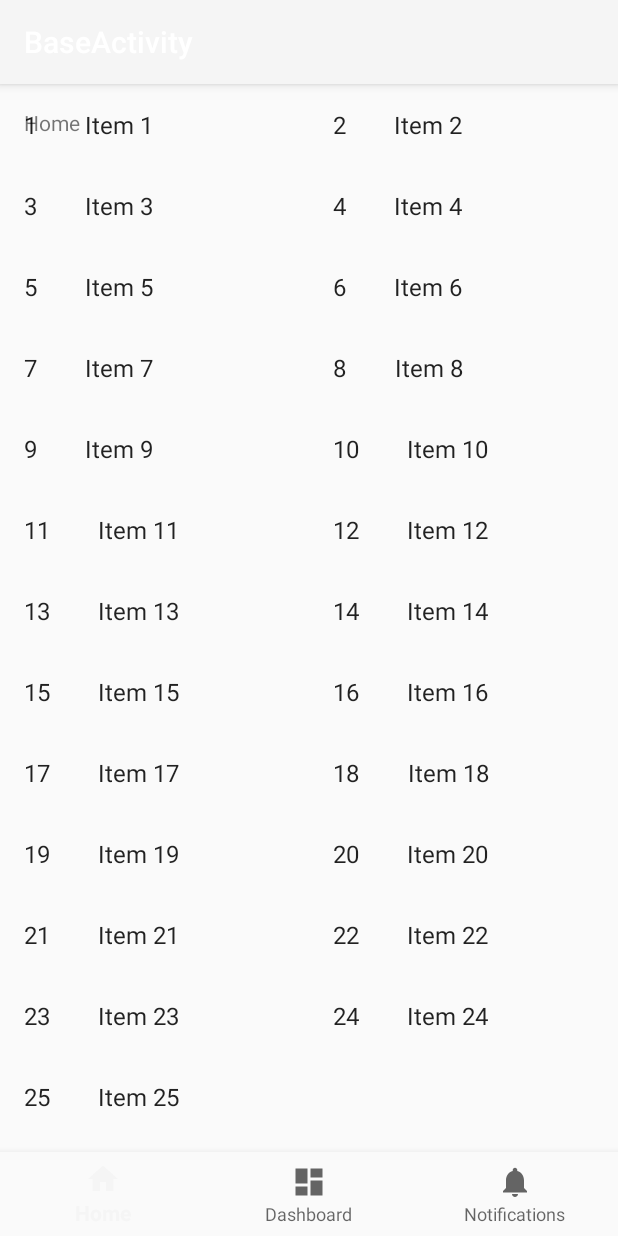
After one commit to maniksundar/ghla, an Android app: the BaseActivity screen opened directly, with no data from a screen before it, on a phone screen of 412 x 824 dp. The commit adds this screen. Run offline under Robolectric (Android 15) with nearby library versions, the phone set to English and light mode, and no system bars.

Commit message:
Add bottom navigation activity - base activity and pair it with recycler view

```diff
--- a/app/build.gradle
+++ b/app/build.gradle
@@ -26,6 +26,7 @@ dependencies {
     implementation 'com.android.support.constraint:constraint-layout:1.1.0'
     implementation 'com.android.support:support-v4:27.1.1'
     implementation 'com.android.support:recyclerview-v7:27.1.1'
+    implementation 'com.android.support:support-vector-drawable:27.1.1'
     testImplementation 'junit:junit:4.12'
     androidTestImplementation 'com.android.support.test:runner:1.0.2'
     androidTestImplementation 'com.android.support.test.espresso:espresso-core:3.0.2'
--- a/app/src/main/AndroidManifest.xml
+++ b/app/src/main/AndroidManifest.xml
@@ -18,13 +18,16 @@
             android:name=".SignInActivity"
             android:label="@string/app_name"
             android:theme="@style/AppTheme.NoActionBar">
-
             <intent-filter>
                 <action android:name="android.intent.action.MAIN" />
+
                 <category android:name="android.intent.category.LAUNCHER" />
             </intent-filter>
         </activity>
-        <activity android:name=".LoginActivity"/>
+        <activity android:name=".LoginActivity" />
+        <activity
+            android:name=".BaseActivity"
+            android:label="@string/title_activity_base"></activity>
     </application>
 
 </manifest>
--- /dev/null
+++ b/app/src/main/java/com/ghla/library/authority/BaseActivity.java
@@ -0,0 +1,50 @@
+package com.ghla.library.authority;
+
+import android.os.Bundle;
+import android.support.annotation.NonNull;
+import android.support.design.widget.BottomNavigationView;
+import android.support.v7.app.AppCompatActivity;
+import android.view.MenuItem;
+import android.widget.TextView;
+
+import com.ghla.library.authority.dummy.DummyContent;
+
+public class BaseActivity extends AppCompatActivity implements ReportsFragment.OnListFragmentInteractionListener {
+
+    private TextView mTextMessage;
+
+    private BottomNavigationView.OnNavigationItemSelectedListener mOnNavigationItemSelectedListener
+            = new BottomNavigationView.OnNavigationItemSelectedListener() {
+
+        @Override
+        public boolean onNavigationItemSelected(@NonNull MenuItem item) {
+            switch (item.getItemId()) {
+                case R.id.navigation_home:
+                    mTextMessage.setText(R.string.title_home);
+                    return true;
+                case R.id.navigation_dashboard:
+                    mTextMessage.setText(R.string.title_dashboard);
+                    return true;
+                case R.id.navigation_notifications:
+                    mTextMessage.setText(R.string.title_notifications);
+                    return true;
+            }
+            return false;
+        }
+    };
+
+    @Override
+    protected void onCreate(Bundle savedInstanceState) {
+        super.onCreate(savedInstanceState);
+        setContentView(R.layout.activity_base);
+
+        mTextMessage = (TextView) findViewById(R.id.message);
+        BottomNavigationView navigation = (BottomNavigationView) findViewById(R.id.navigation);
+        navigation.setOnNavigationItemSelectedListener(mOnNavigationItemSelectedListener);
+    }
+
+    @Override
+    public void onListFragmentInteraction(DummyContent.DummyItem item) {
+
+    }
+}
--- a/app/src/main/java/com/ghla/library/authority/SignInActivity.java
+++ b/app/src/main/java/com/ghla/library/authority/SignInActivity.java
@@ -1,7 +1,9 @@
 package com.ghla.library.authority;
 
+import android.content.Intent;
 import android.support.v7.app.AppCompatActivity;
 import android.os.Bundle;
+import android.view.View;
 
 public class SignInActivity extends AppCompatActivity {
 
@@ -10,4 +12,9 @@ public class SignInActivity extends AppCompatActivity {
         super.onCreate(savedInstanceState);
         setContentView(R.layout.activity_sign_in);
     }
+
+    public void loginClicked(View view) {
+        Intent intent = new Intent(this, BaseActivity.class);
+        startActivity(intent);
+    }
 }
--- /dev/null
+++ b/app/src/main/res/drawable/ic_dashboard_black_24dp.xml
@@ -0,0 +1,9 @@
+<vector xmlns:android="http://schemas.android.com/apk/res/android"
+    android:width="24dp"
+    android:height="24dp"
+    android:viewportHeight="24.0"
+    android:viewportWidth="24.0">
+    <path
+        android:fillColor="#FF000000"
+        android:pathData="M3,13h8L11,3L3,3v10zM3,21h8v-6L3,15v6zM13,21h8L21,11h-8v10zM13,3v6h8L21,3h-8z" />
+</vector>
--- /dev/null
+++ b/app/src/main/res/drawable/ic_home_black_24dp.xml
@@ -0,0 +1,9 @@
+<vector xmlns:android="http://schemas.android.com/apk/res/android"
+    android:width="24dp"
+    android:height="24dp"
+    android:viewportHeight="24.0"
+    android:viewportWidth="24.0">
+    <path
+        android:fillColor="#FF000000"
+        android:pathData="M10,20v-6h4v6h5v-8h3L12,3 2,12h3v8z" />
+</vector>
--- /dev/null
+++ b/app/src/main/res/drawable/ic_notifications_black_24dp.xml
@@ -0,0 +1,9 @@
+<vector xmlns:android="http://schemas.android.com/apk/res/android"
+    android:width="24dp"
+    android:height="24dp"
+    android:viewportHeight="24.0"
+    android:viewportWidth="24.0">
+    <path
+        android:fillColor="#FF000000"
+        android:pathData="M12,22c1.1,0 2,-0.9 2,-2h-4c0,1.1 0.89,2 2,2zM18,16v-5c0,-3.07 -1.64,-5.64 -4.5,-6.32L13.5,4c0,-0.83 -0.67,-1.5 -1.5,-1.5s-1.5,0.67 -1.5,1.5v0.68C7.63,5.36 6,7.92 6,11v5l-2,2v1h16v-1l-2,-2z" />
+</vector>
--- /dev/null
+++ b/app/src/main/res/layout/activity_base.xml
@@ -0,0 +1,39 @@
+<?xml version="1.0" encoding="utf-8"?>
+<android.support.constraint.ConstraintLayout xmlns:android="http://schemas.android.com/apk/res/android"
+    xmlns:app="http://schemas.android.com/apk/res-auto"
+    xmlns:tools="http://schemas.android.com/tools"
+    android:id="@+id/container"
+    android:layout_width="match_parent"
+    android:layout_height="match_parent"
+    tools:context=".BaseActivity">
+
+    <TextView
+        android:id="@+id/message"
+        android:layout_width="wrap_content"
+        android:layout_height="wrap_content"
+        android:layout_marginLeft="@dimen/activity_horizontal_margin"
+        android:layout_marginStart="@dimen/activity_horizontal_margin"
+        android:layout_marginTop="@dimen/activity_vertical_margin"
+        android:text="@string/title_home"
+        app:layout_constraintLeft_toLeftOf="parent"
+        app:layout_constraintTop_toTopOf="parent" />
+    <fragment
+        android:layout_width="match_parent"
+        android:layout_height="match_parent"
+        class="com.ghla.library.authority.ReportsFragment"
+        >
+
+    </fragment>
+    <android.support.design.widget.BottomNavigationView
+        android:id="@+id/navigation"
+        android:layout_width="0dp"
+        android:layout_height="wrap_content"
+        android:layout_marginEnd="0dp"
+        android:layout_marginStart="0dp"
+        android:background="?android:attr/windowBackground"
+        app:layout_constraintBottom_toBottomOf="parent"
+        app:layout_constraintLeft_toLeftOf="parent"
+        app:layout_constraintRight_toRightOf="parent"
+        app:menu="@menu/navigation" />
+
+</android.support.constraint.ConstraintLayout>
--- a/app/src/main/res/layout/activity_sign_in.xml
+++ b/app/src/main/res/layout/activity_sign_in.xml
@@ -101,6 +101,7 @@
         android:textAllCaps="false"
         android:textColor="@android:color/white"
         android:textSize="24sp"
+        android:onClick="loginClicked"
         app:layout_constraintBottom_toBottomOf="parent"
         app:layout_constraintEnd_toEndOf="parent"
         app:layout_constraintStart_toStartOf="parent" />
--- /dev/null
+++ b/app/src/main/res/menu/navigation.xml
@@ -0,0 +1,19 @@
+<?xml version="1.0" encoding="utf-8"?>
+<menu xmlns:android="http://schemas.android.com/apk/res/android">
+
+    <item
+        android:id="@+id/navigation_home"
+        android:icon="@drawable/ic_home_black_24dp"
+        android:title="@string/title_home" />
+
+    <item
+        android:id="@+id/navigation_dashboard"
+        android:icon="@drawable/ic_dashboard_black_24dp"
+        android:title="@string/title_dashboard" />
+
+    <item
+        android:id="@+id/navigation_notifications"
+        android:icon="@drawable/ic_notifications_black_24dp"
+        android:title="@string/title_notifications" />
+
+</menu>
--- a/app/src/main/res/values/colors.xml
+++ b/app/src/main/res/values/colors.xml
@@ -1,6 +1,6 @@
 <?xml version="1.0" encoding="utf-8"?>
 <resources>
-    <color name="colorPrimary">#ececec</color>
+    <color name="colorPrimary">#f5f5f5</color>
     <color name="colorPrimaryDark">#7e8087</color>
     <color name="colorAccent">#FF4081</color>
     <color name="colorGreen">#32ca78</color>
--- a/app/src/main/res/values/strings.xml
+++ b/app/src/main/res/values/strings.xml
@@ -17,4 +17,8 @@
     <string name="full_name">full name</string>
     <string name="username">username</string>
     <string name="mainlogo">Main Logo</string>
+    <string name="title_activity_base">BaseActivity</string>
+    <string name="title_home">Home</string>
+    <string name="title_dashboard">Dashboard</string>
+    <string name="title_notifications">Notifications</string>
 </resources>
```
